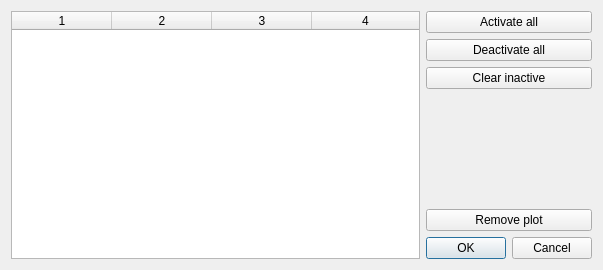
Old version of the form src/gui/GraphDlg.ui in the repository CompEphys-team/stdpc.
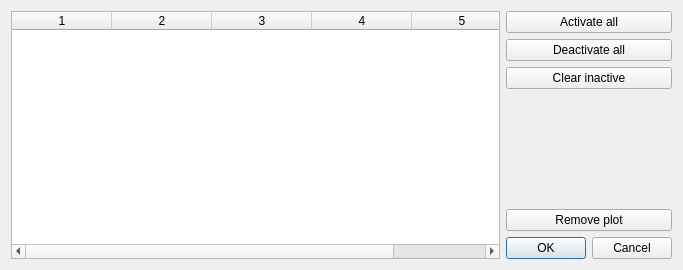
New version of the form.

Patch:
```diff
--- a/src/gui/GraphDlg.ui
+++ b/src/gui/GraphDlg.ui
@@ -6,7 +6,7 @@
    <rect>
     <x>0</x>
     <y>0</y>
-    <width>603</width>
+    <width>683</width>
     <height>270</height>
    </rect>
   </property>
@@ -20,7 +20,7 @@
       </sizepolicy>
      </property>
      <property name="columnCount">
-      <number>4</number>
+      <number>5</number>
      </property>
      <attribute name="horizontalHeaderStretchLastSection">
       <bool>true</bool>
@@ -35,6 +35,7 @@
      <column/>
      <column/>
      <column/>
+     <column/>
     </widget>
    </item>
    <item row="0" column="1" colspan="2">
```
